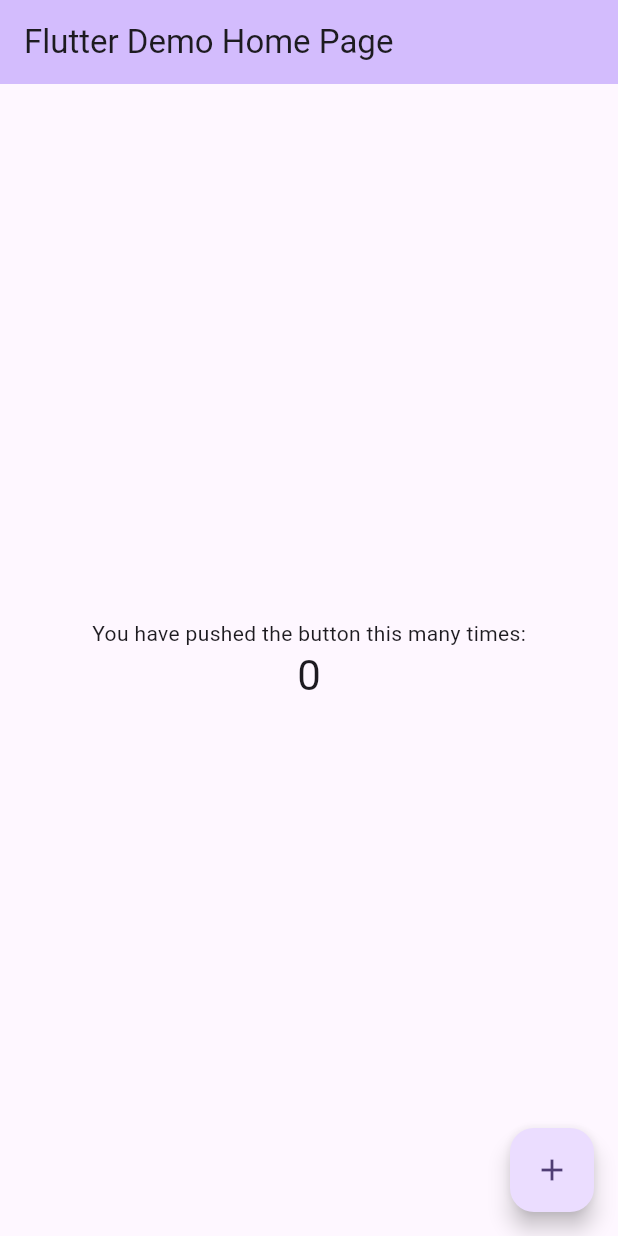
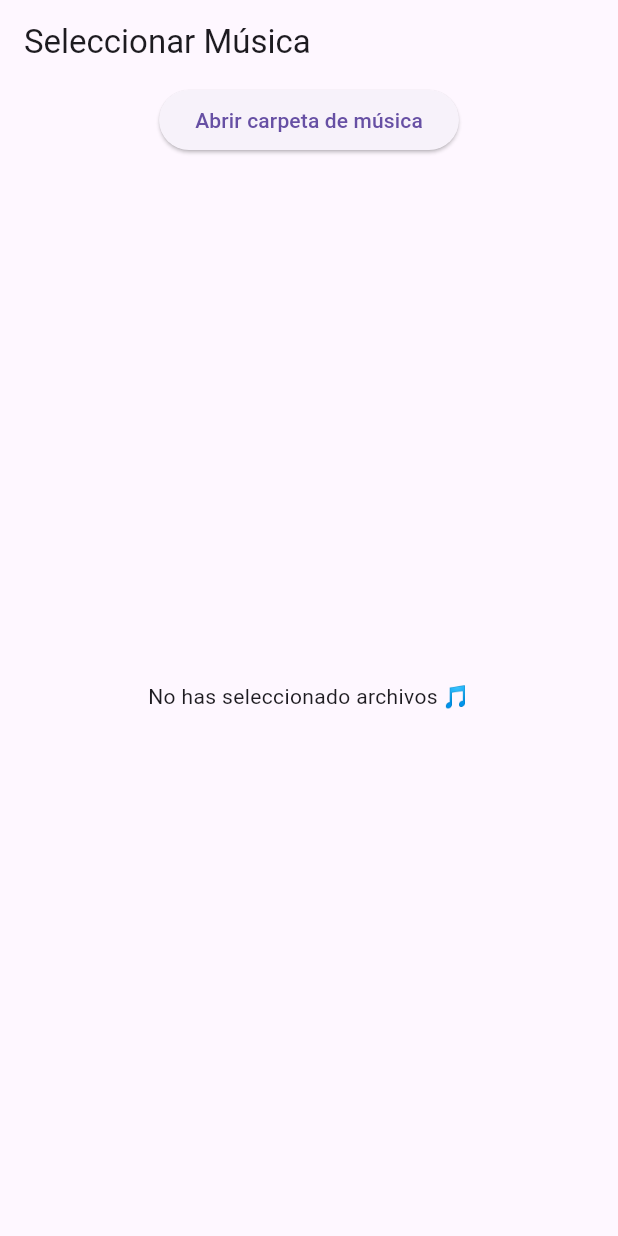
Before and after one commit to AngeloMihaelle/eufonia, a Flutter app: the screen it shows after launch, on a phone screen of 412 x 824 dp. Run offline on Flutter 3.47's test engine with Material 3 defaults, Android fonts, the phone set to English and light mode, and no system bars; our stand-ins replace file_picker.

Commit message:
flutter proyect created

```diff
--- a/eufonia/lib/main.dart
+++ b/eufonia/lib/main.dart
@@ -1,4 +1,5 @@
 import 'package:flutter/material.dart';
+import 'music_folder_screen.dart';
 
 void main() {
   runApp(const MyApp());
@@ -7,116 +8,15 @@ void main() {
 class MyApp extends StatelessWidget {
   const MyApp({super.key});
 
-  // This widget is the root of your application.
   @override
   Widget build(BuildContext context) {
     return MaterialApp(
-      title: 'Flutter Demo',
+      debugShowCheckedModeBanner: false,
+      title: 'Reproductor Web',
       theme: ThemeData(
-        // This is the theme of your application.
-        //
-        // TRY THIS: Try running your application with "flutter run". You'll see
-        // the application has a purple toolbar. Then, without quitting the app,
-        // try changing the seedColor in the colorScheme below to Colors.green
-        // and then invoke "hot reload" (save your changes or press the "hot
-        // reload" button in a Flutter-supported IDE, or press "r" if you used
-        // the command line to start the app).
-        //
-        // Notice that the counter didn't reset back to zero; the application
-        // state is not lost during the reload. To reset the state, use hot
-        // restart instead.
-        //
-        // This works for code too, not just values: Most code changes can be
-        // tested with just a hot reload.
-        colorScheme: ColorScheme.fromSeed(seedColor: Colors.deepPurple),
+        primarySwatch: Colors.blue,
       ),
-      home: const MyHomePage(title: 'Flutter Demo Home Page'),
+      home: const MusicPickerScreen(),
     );
   }
 }
-
-class MyHomePage extends StatefulWidget {
-  const MyHomePage({super.key, required this.title});
-
-  // This widget is the home page of your application. It is stateful, meaning
-  // that it has a State object (defined below) that contains fields that affect
-  // how it looks.
-
-  // This class is the configuration for the state. It holds the values (in this
-  // case the title) provided by the parent (in this case the App widget) and
-  // used by the build method of the State. Fields in a Widget subclass are
-  // always marked "final".
-
-  final String title;
-
-  @override
-  State<MyHomePage> createState() => _MyHomePageState();
-}
-
-class _MyHomePageState extends State<MyHomePage> {
-  int _counter = 0;
-
-  void _incrementCounter() {
-    setState(() {
-      // This call to setState tells the Flutter framework that something has
-      // changed in this State, which causes it to rerun the build method below
-      // so that the display can reflect the updated values. If we changed
-      // _counter without calling setState(), then the build method would not be
-      // called again, and so nothing would appear to happen.
-      _counter++;
-    });
-  }
-
-  @override
-  Widget build(BuildContext context) {
-    // This method is rerun every time setState is called, for instance as done
-    // by the _incrementCounter method above.
-    //
-    // The Flutter framework has been optimized to make rerunning build methods
-    // fast, so that you can just rebuild anything that needs updating rather
-    // than having to individually change instances of widgets.
-    return Scaffold(
-      appBar: AppBar(
-        // TRY THIS: Try changing the color here to a specific color (to
-        // Colors.amber, perhaps?) and trigger a hot reload to see the AppBar
-        // change color while the other colors stay the same.
-        backgroundColor: Theme.of(context).colorScheme.inversePrimary,
-        // Here we take the value from the MyHomePage object that was created by
-        // the App.build method, and use it to set our appbar title.
-        title: Text(widget.title),
-      ),
-      body: Center(
-        // Center is a layout widget. It takes a single child and positions it
-        // in the middle of the parent.
-        child: Column(
-          // Column is also a layout widget. It takes a list of children and
-          // arranges them vertically. By default, it sizes itself to fit its
-          // children horizontally, and tries to be as tall as its parent.
-          //
-          // Column has various properties to control how it sizes itself and
-          // how it positions its children. Here we use mainAxisAlignment to
-          // center the children vertically; the main axis here is the vertical
-          // axis because Columns are vertical (the cross axis would be
-          // horizontal).
-          //
-          // TRY THIS: Invoke "debug painting" (choose the "Toggle Debug Paint"
-          // action in the IDE, or press "p" in the console), to see the
-          // wireframe for each widget.
-          mainAxisAlignment: MainAxisAlignment.center,
-          children: <Widget>[
-            const Text('You have pushed the button this many times:'),
-            Text(
-              '$_counter',
-              style: Theme.of(context).textTheme.headlineMedium,
-            ),
-          ],
-        ),
-      ),
-      floatingActionButton: FloatingActionButton(
-        onPressed: _incrementCounter,
-        tooltip: 'Increment',
-        child: const Icon(Icons.add),
-      ), // This trailing comma makes auto-formatting nicer for build methods.
-    );
-  }
-}
--- /dev/null
+++ b/eufonia/lib/music_folder_screen.dart
@@ -0,0 +1,56 @@
+import 'package:flutter/material.dart';
+import 'package:file_picker/file_picker.dart';
+
+class MusicPickerScreen extends StatefulWidget {
+  const MusicPickerScreen({super.key});
+
+  @override
+  State<MusicPickerScreen> createState() => _MusicPickerScreenState();
+}
+
+class _MusicPickerScreenState extends State<MusicPickerScreen> {
+  List<String> _files = [];
+
+  Future<void> _pickFiles() async {
+    FilePickerResult? result = await FilePicker.platform.pickFiles(
+      type: FileType.custom,
+      allowedExtensions: ['mp3', 'wav'],
+      allowMultiple: true,
+    );
+
+    if (result != null) {
+      setState(() {
+        _files = result.paths.whereType<String>().toList();
+      });
+    }
+  }
+
+  @override
+  Widget build(BuildContext context) {
+    return Scaffold(
+      appBar: AppBar(title: const Text("Seleccionar Música")),
+      body: Column(
+        children: [
+          ElevatedButton(
+            onPressed: _pickFiles,
+            child: const Text("Abrir carpeta de música"),
+          ),
+          Expanded(
+            child: _files.isEmpty
+                ? const Center(child: Text("No has seleccionado archivos 🎵"))
+                : ListView.builder(
+                    itemCount: _files.length,
+                    itemBuilder: (context, index) {
+                      return ListTile(
+                        leading: const Icon(Icons.music_note),
+                        title: Text(_files[index].split("/").last),
+                        subtitle: Text(_files[index]),
+                      );
+                    },
+                  ),
+          ),
+        ],
+      ),
+    );
+  }
+}
--- a/eufonia/pubspec.yaml
+++ b/eufonia/pubspec.yaml
@@ -30,6 +30,10 @@ environment:
 dependencies:
   flutter:
     sdk: flutter
+  path_provider: ^2.1.3
+  permission_handler: ^11.3.1
+  flutter_tts: ^3.6.4
+  file_picker_pro: ^2.0.0
 
   # The following adds the Cupertino Icons font to your application.
   # Use with the CupertinoIcons class for iOS style icons.
```
Also changed, not shown: 5 other files.
